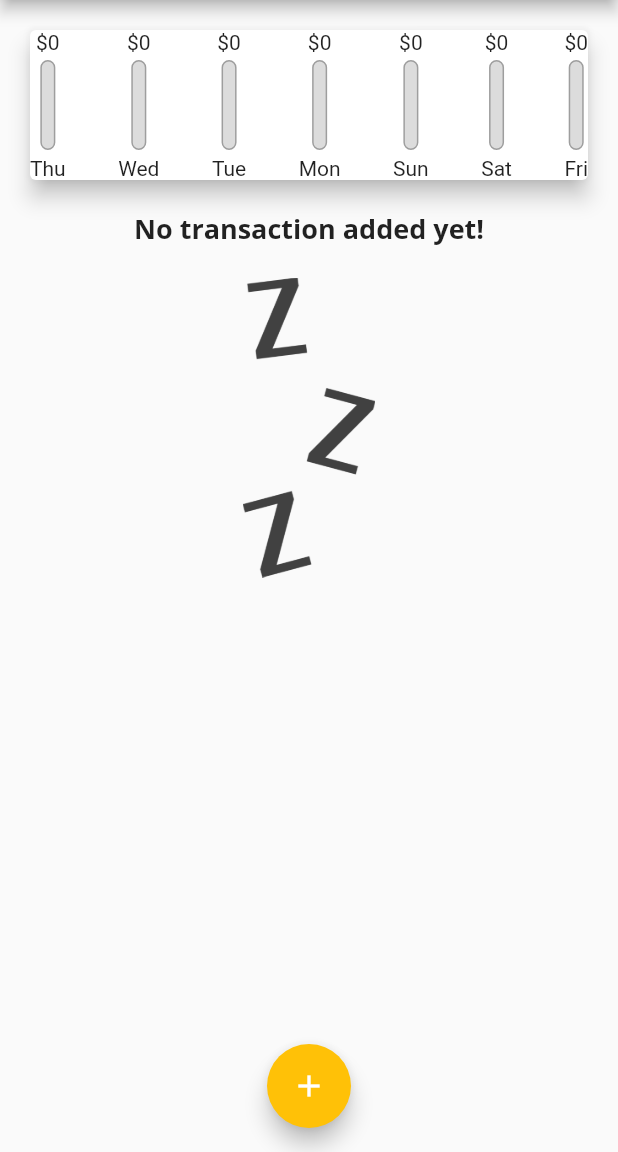
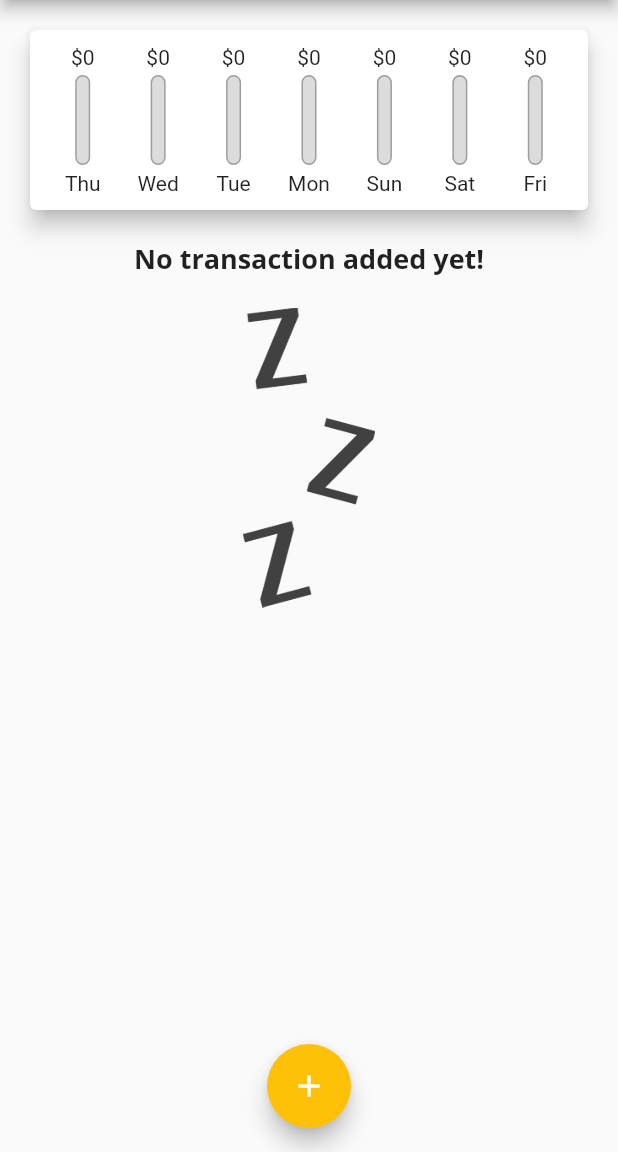
Before and after one commit to shawon-majid/Personal-Expense-Tracker, a Flutter app: the screen it shows after launch, on a phone screen of 412 x 824 dp, the part 84-1236 px from its top. Run offline on Flutter 3.47's test engine with Material 2 defaults, Android fonts, the light colour scheme and no system bars.

```diff
--- a/lib/main.dart
+++ b/lib/main.dart
@@ -9,8 +9,7 @@
 class MyApp extends StatelessWidget {
   @override
   Widget build(BuildContext context) {
-    return MaterialApp(
-      theme: ThemeData(
+    var themeData = ThemeData(
       // before it was:
       // primarySwatch: Colors.purple,
       // accentColor: Colors.amber,
@@ -21,6 +20,7 @@
               fontFamily: 'OpenSans',
               fontWeight: FontWeight.bold,
               fontSize: 18,
+              // color: Colors.green,
             ),
           ),
       appBarTheme: AppBarTheme(
@@ -34,8 +34,10 @@
         primary: Colors.purple,
         secondary: Colors.amber,
       ),
-        // textTheme:
-      ),
+    );
+    return MaterialApp(
+      theme: themeData,
+      // darkTheme: ThemeData(),
       title: 'Expense Tracker',
       home: MyHomePage(),
     );
--- a/lib/widgets/chart.dart
+++ b/lib/widgets/chart.dart
@@ -47,17 +47,23 @@
     return Card(
       elevation: 6,
       margin: EdgeInsets.all(20),
+      child: Padding(
+        padding: EdgeInsets.all(10),
         child: Row(
-        mainAxisAlignment: MainAxisAlignment.spaceBetween,
+          mainAxisAlignment: MainAxisAlignment.spaceAround,
           children: groupedTransactionValues.map((e) {
-          return ChartBar(
+            return Flexible(
+              fit: FlexFit.tight,
+              child: ChartBar(
                 e['day'],
                 (e['amount'] as double),
                 (getTotalSpending == 0.0)
                     ? 0
                     : (e['amount'] as double) / getTotalSpending,
+              ),
             );
           }).toList(),
+        ),
       ),
     );
   }
--- a/lib/widgets/chart_bar.dart
+++ b/lib/widgets/chart_bar.dart
@@ -14,7 +14,9 @@
     print('percentage of total : $percentageOfTotal');
     return Column(
       children: [
-        Text('\$${spendingAmount.toStringAsFixed(0)}'),
+        FittedBox(
+          child: Text('\$${spendingAmount.toStringAsFixed(0)}'),
+        ),
         SizedBox(
           height: 4,
         ),
```
Lines whose indentation alone changed are shown as unchanged.
